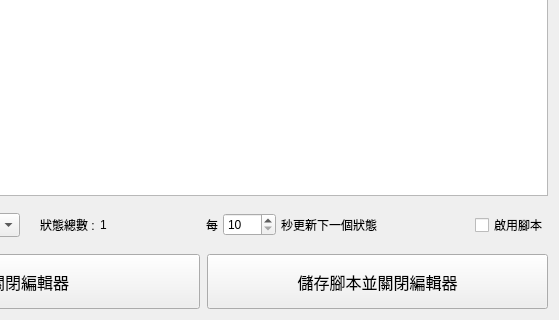
First picture: the form in pyqt ui/script_ui.ui, repository Evanlau1798/discord-RPC-editor, before the edit; both pictures show x 153 to 712 and y 375 to 695 of the 712 by 695 pixel window.
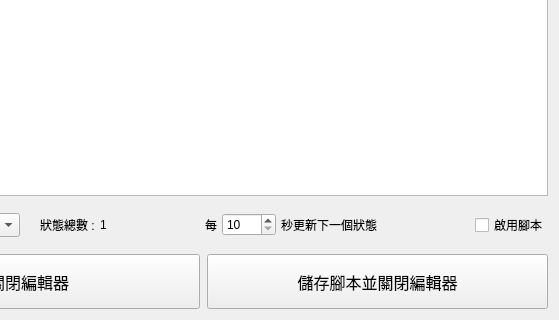
Second picture: the form after the edit.

What changed in the file:
```diff
--- a/pyqt ui/script_ui.ui
+++ b/pyqt ui/script_ui.ui
@@ -263,7 +263,7 @@
          </property>
          <property name="maximumSize">
           <size>
-           <width>53</width>
+           <width>16777215</width>
            <height>16777215</height>
           </size>
          </property>
@@ -273,6 +273,11 @@
            <height>0</height>
           </size>
          </property>
+         <property name="font">
+          <font>
+           <stylestrategy>PreferDefault</stylestrategy>
+          </font>
+         </property>
          <property name="minimum">
           <number>10</number>
          </property>
```
Left out of the diff: 40 changed lines with no effect on the pictures.
